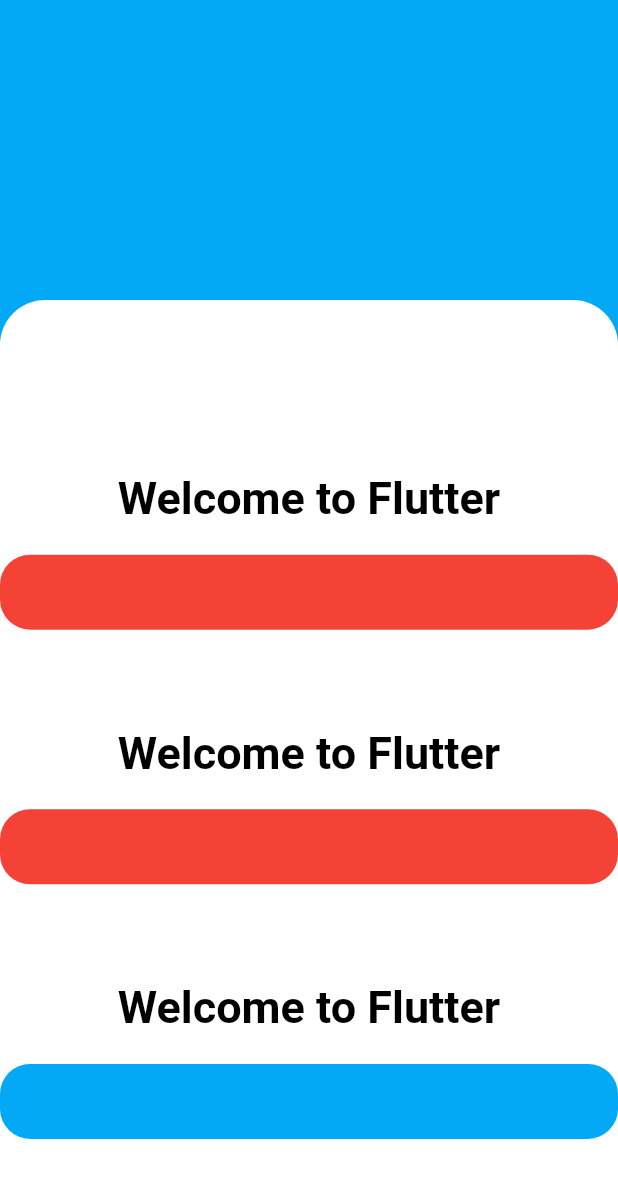
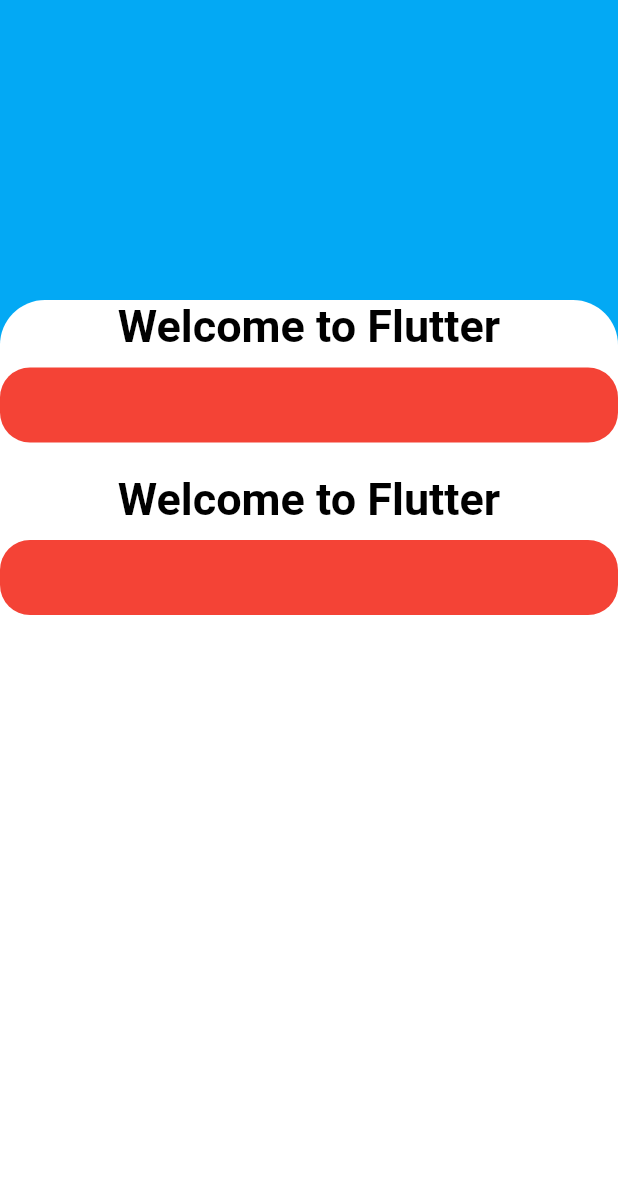
Before and after one commit to zencroma/Tutor, a Flutter app: the screen it shows after launch, on a phone screen of 412 x 824 dp. Shown: the top 1178 px of the screen. Run offline on Flutter 3.47's test engine with Material 2 defaults, Android fonts, the phone set to English and light mode, and no system bars.

Commit message:
Fix media query bug

```diff
--- a/dummy_app/lib/main.dart
+++ b/dummy_app/lib/main.dart
@@ -4,6 +4,7 @@
 
 // ignore_for_file: prefer_const_constructors
 
+import 'package:dummy_app/tes.dart';
 import 'package:flutter/material.dart';
 
 void main() => runApp(MyApp());
@@ -14,93 +15,7 @@
   @override
   Widget build(BuildContext context) {
     return MaterialApp(
-      home: Scaffold(
-          body: Container(
-        width: MediaQuery.of(context).size.width,
-        color: Colors.lightBlue,
-        padding: EdgeInsets.only(top: 200),
-        child: Container(
-          padding: EdgeInsets.only(top: 50),
-          decoration: BoxDecoration(
-            borderRadius: BorderRadius.only(
-              topLeft: Radius.circular(30),
-              topRight: Radius.circular(30),
-            ),
-            color: Colors.white,
-          ),
-          child: Column(
-            mainAxisAlignment: MainAxisAlignment.spaceEvenly,
-            children: <Widget>[
-              Column(
-                children: [
-                  Text(
-                    "Welcome to Flutter",
-                    style: TextStyle(
-                      fontSize: 30,
-                      fontWeight: FontWeight.bold,
-                      color: Colors.black,
-                    ),
-                  ),
-                  SizedBox(
-                    height: 20,
-                  ),
-                  Container(
-                    decoration: BoxDecoration(
-                      borderRadius: BorderRadius.circular(20),
-                      color: Colors.red,
-                    ),
-                    height: 50,
-                  ),
-                ],
-              ),
-              Column(
-                children: [
-                  Text(
-                    "Welcome to Flutter",
-                    style: TextStyle(
-                      fontSize: 30,
-                      fontWeight: FontWeight.bold,
-                      color: Colors.black,
-                    ),
-                  ),
-                  SizedBox(
-                    height: 20,
-                  ),
-                  Container(
-                    decoration: BoxDecoration(
-                      borderRadius: BorderRadius.circular(20),
-                      color: Colors.red,
-                    ),
-                    height: 50,
-                  ),
-                ],
-              ),
-              Column(
-                children: [
-                  Text(
-                    "Welcome to Flutter",
-                    style: TextStyle(
-                      fontSize: 30,
-                      fontWeight: FontWeight.bold,
-                      color: Colors.black,
-                    ),
-                  ),
-                  SizedBox(
-                    height: 20,
-                  ),
-                  Container(
-                    decoration: BoxDecoration(
-                      borderRadius: BorderRadius.circular(20),
-                      color: Colors.lightBlue,
-                    ),
-                    height: 50,
-                  ),
-                ],
-              ),
-            ],
-          ),
-        ),
-      )),
+      home: Tes(),
     );
   }
 }
--- /dev/null
+++ b/dummy_app/lib/tes.dart
@@ -0,0 +1,70 @@
+// ignore_for_file: prefer_const_constructors
+
+import 'package:flutter/material.dart';
+
+class Tes extends StatelessWidget {
+  const Tes({ Key? key }) : super(key: key);
+
+  @override
+  Widget build(BuildContext context) {
+    return Scaffold(
+        body: Container(
+        width: MediaQuery.of(context).size.width,
+        padding: EdgeInsets.only(top: 200),
+        color: Colors.lightBlue,
+        child: Container(
+          decoration: BoxDecoration(
+            borderRadius: BorderRadius.only(
+              topLeft: Radius.circular(30),
+              topRight: Radius.circular(30),
+            ),
+            color: Colors.white,
+          ),
+          child: Column(
+            children: [
+              Text(
+                "Welcome to Flutter",
+                style: TextStyle(
+                  fontSize: 30,
+                  fontWeight: FontWeight.bold,
+                  color: Colors.black,
+                ),
+              ),
+              SizedBox(
+                height: 10,
+              ),
+              Container(
+                decoration: BoxDecoration(
+                  borderRadius: BorderRadius.circular(20),
+                  color: Colors.red,
+                ),
+                height: 50,
+              ),
+              SizedBox(
+                height: 20,
+              ),
+              Text(
+                "Welcome to Flutter",
+                style: TextStyle(
+                  fontSize: 30,
+                  fontWeight: FontWeight.bold,
+                  color: Colors.black,
+                ),
+              ),
+              SizedBox(
+                height: 10,
+              ),
+              Container(
+                decoration: BoxDecoration(
+                  borderRadius: BorderRadius.circular(20),
+                  color: Colors.red,
+                ),
+                height: 50,
+              ),
+            ]
+          ),
+        ),
+      )
+    );
+  }
+}
```
Also changed, not shown: 1 other file.
